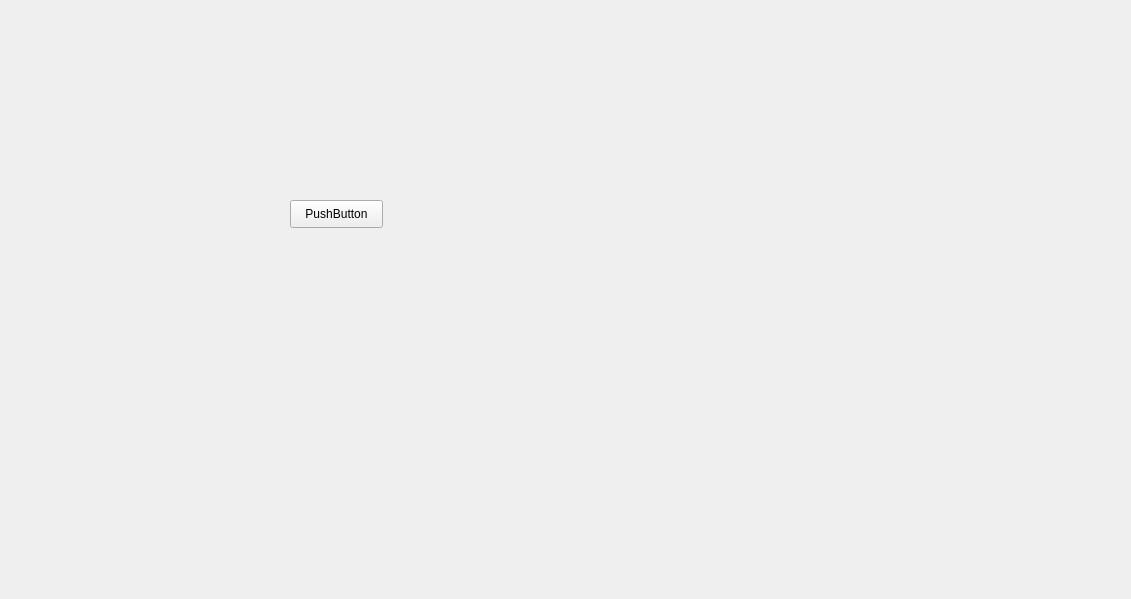
Above: hellopy/pyqt1/helloworld/form.ui from odys-z/hello before the change. Below: the same form after it.
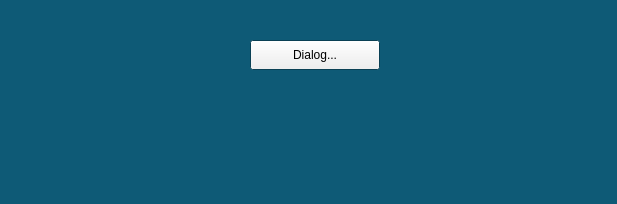
That is the form after the change. Icons and pictures are not drawn.

```diff
--- a/hellopy/pyqt1/helloworld/form.ui
+++ b/hellopy/pyqt1/helloworld/form.ui
@@ -6,24 +6,101 @@
    <rect>
     <x>0</x>
     <y>0</y>
-    <width>1131</width>
-    <height>599</height>
+    <width>617</width>
+    <height>204</height>
    </rect>
   </property>
+  <property name="palette">
+   <palette>
+    <active>
+     <colorrole role="WindowText">
+      <brush brushstyle="SolidPattern">
+       <color alpha="255">
+        <red>235</red>
+        <green>235</green>
+        <blue>235</blue>
+       </color>
+      </brush>
+     </colorrole>
+     <colorrole role="Window">
+      <brush brushstyle="SolidPattern">
+       <color alpha="255">
+        <red>14</red>
+        <green>90</green>
+        <blue>118</blue>
+       </color>
+      </brush>
+     </colorrole>
+    </active>
+    <inactive>
+     <colorrole role="WindowText">
+      <brush brushstyle="SolidPattern">
+       <color alpha="255">
+        <red>144</red>
+        <green>144</green>
+        <blue>144</blue>
+       </color>
+      </brush>
+     </colorrole>
+     <colorrole role="Window">
+      <brush brushstyle="SolidPattern">
+       <color alpha="255">
+        <red>14</red>
+        <green>90</green>
+        <blue>118</blue>
+       </color>
+      </brush>
+     </colorrole>
+    </inactive>
+    <disabled>
+     <colorrole role="Base">
+      <brush brushstyle="SolidPattern">
+       <color alpha="255">
+        <red>14</red>
+        <green>90</green>
+        <blue>118</blue>
+       </color>
+      </brush>
+     </colorrole>
+     <colorrole role="Window">
+      <brush brushstyle="SolidPattern">
+       <color alpha="255">
+        <red>14</red>
+        <green>90</green>
+        <blue>118</blue>
+       </color>
+      </brush>
+     </colorrole>
+    </disabled>
+   </palette>
+  </property>
   <property name="windowTitle">
    <string>Widget</string>
   </property>
-  <widget class="QPushButton" name="pushButton">
+  <property name="windowIcon">
+   <iconset theme="battery"/>
+  </property>
+  <widget class="QPushButton" name="bDialog">
    <property name="geometry">
     <rect>
-     <x>290</x>
-     <y>200</y>
-     <width>93</width>
-     <height>28</height>
+     <x>250</x>
+     <y>40</y>
+     <width>130</width>
+     <height>30</height>
     </rect>
    </property>
    <property name="text">
-    <string>PushButton</string>
+    <string>Dialog...</string>
+   </property>
+   <property name="icon">
+    <iconset>
+     <normaloff>odysz.png</normaloff>odysz.png</iconset>
+   </property>
+   <property name="shortcut">
+    <string>Alt+P</string>
+   </property>
+   <property name="checkable">
+    <bool>true</bool>
    </property>
   </widget>
  </widget>
```
Left out of the diff: 2 changed lines with no effect on the pictures.
